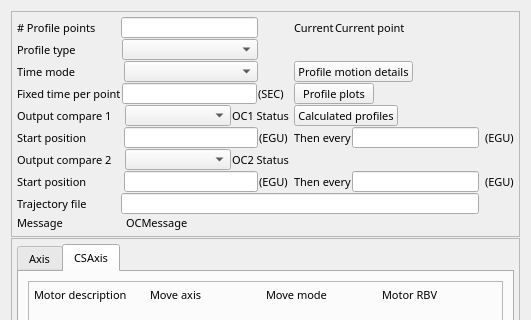
motorapp/Galil, file 3-6/GalilSup/op/ui/galil_profileMove.ui: the form before one commit; both pictures show x 0 to 531 and y 0 to 320 of the 531 by 703 pixel window.
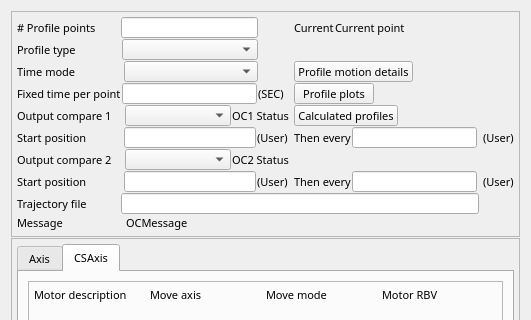
The form after the commit. Custom widgets are drawn as their Qt base class.

Commit message: Fix jog after home going the wrong way with DIR set to 1 (neg) Alter output compare start and increment/delta now specified in user coordinates

What changed in the file:
```diff
--- a/3-6/GalilSup/op/ui/galil_profileMove.ui
+++ b/3-6/GalilSup/op/ui/galil_profileMove.ui
@@ -898,7 +898,7 @@
                </font>
               </property>
               <property name="text">
-               <string>(EGU)</string>
+               <string>(User)</string>
               </property>
              </widget>
             </item>
@@ -1003,7 +1003,7 @@
                </font>
               </property>
               <property name="text">
-               <string>(EGU)</string>
+               <string>(User)</string>
               </property>
              </widget>
             </item>
@@ -1268,7 +1268,7 @@
                </font>
               </property>
               <property name="text">
-               <string>(EGU)</string>
+               <string>(User)</string>
               </property>
              </widget>
             </item>
@@ -1379,7 +1379,7 @@
                </font>
               </property>
               <property name="text">
-               <string>(EGU)</string>
+               <string>(User)</string>
               </property>
              </widget>
             </item>
```
The commit also changes 2 other files.
